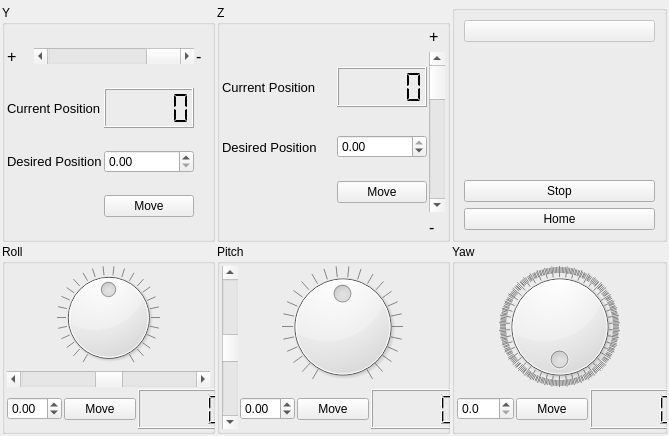
Old version of the form pimicosMultiAxis.ui in the repository leardilap/DetLabStageControl.
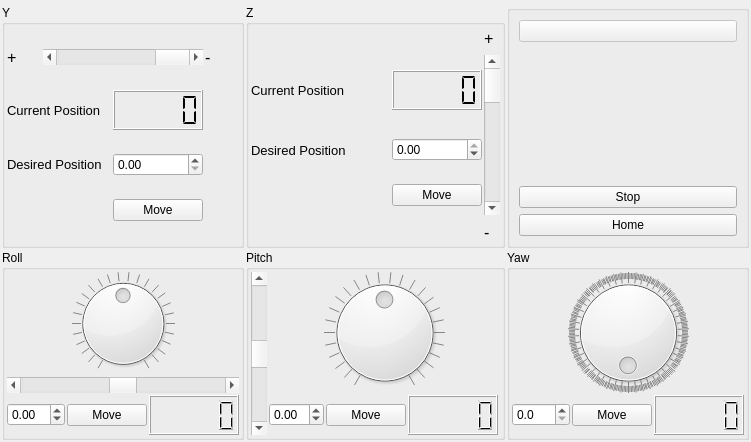
New version of the form.

Commit message: disabled move buttons when busy

```diff
--- a/pimicosMultiAxis.ui
+++ b/pimicosMultiAxis.ui
@@ -6,8 +6,8 @@
    <rect>
     <x>0</x>
     <y>0</y>
-    <width>669</width>
-    <height>431</height>
+    <width>751</width>
+    <height>442</height>
    </rect>
   </property>
   <property name="windowTitle">
@@ -457,11 +457,11 @@
          </size>
         </property>
         <property name="minimum">
-         <number>-30</number>
-        </property>
-        <property name="maximum">
          <number>0</number>
         </property>
+        <property name="maximum">
+         <number>30</number>
+        </property>
         <property name="tracking">
          <bool>false</bool>
         </property>
@@ -469,7 +469,7 @@
          <enum>Qt::Vertical</enum>
         </property>
         <property name="invertedAppearance">
-         <bool>true</bool>
+         <bool>false</bool>
         </property>
         <property name="invertedControls">
          <bool>true</bool>
@@ -622,10 +622,13 @@
          <bool>false</bool>
         </property>
         <property name="minimum">
-         <number>0</number>
+         <number>-30</number>
         </property>
         <property name="maximum">
-         <number>30</number>
+         <number>0</number>
+        </property>
+        <property name="value">
+         <number>0</number>
         </property>
         <property name="sliderPosition">
          <number>0</number>
@@ -637,7 +640,7 @@
          <enum>Qt::Horizontal</enum>
         </property>
         <property name="invertedAppearance">
-         <bool>true</bool>
+         <bool>false</bool>
         </property>
         <property name="invertedControls">
          <bool>true</bool>
```
Left out of the diff: 4 changed lines with no effect on the pictures. The commit also changes 1 other file.
